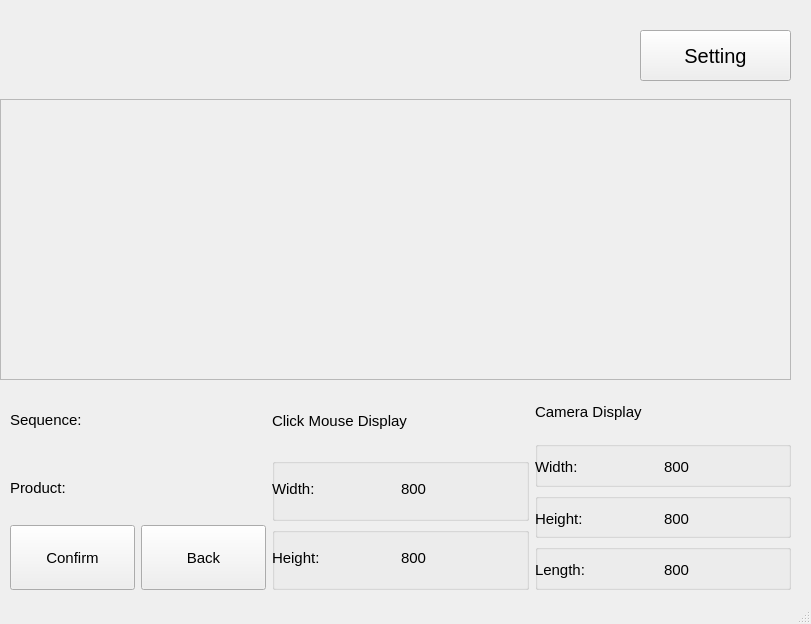
Above: Greyform/Python_Application/UI_Design/mainframe.ui from mokzhizhuan/GreyForm_UIs before the change. Below: the same form after it.
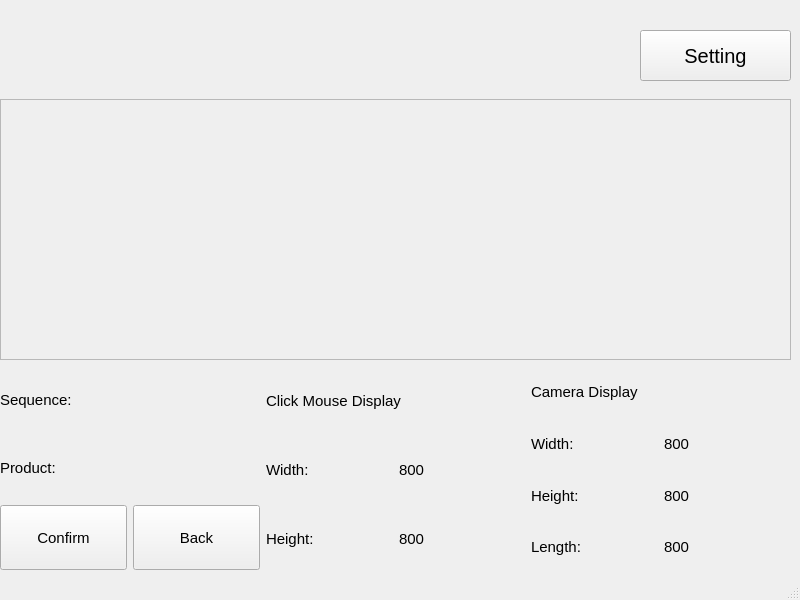
That is the form after the change. The open tabs and pages were chosen to show the change.

Commit message: fix on mainframe page 3 in windows

Diff of the .ui file:
```diff
--- a/Greyform/Python_Application/UI_Design/mainframe.ui
+++ b/Greyform/Python_Application/UI_Design/mainframe.ui
@@ -6,8 +6,8 @@
    <rect>
     <x>0</x>
     <y>0</y>
-    <width>811</width>
-    <height>624</height>
+    <width>800</width>
+    <height>600</height>
    </rect>
   </property>
   <property name="windowTitle">
@@ -60,7 +60,7 @@
         <x>0</x>
         <y>79</y>
         <width>800</width>
-        <height>531</height>
+        <height>481</height>
        </rect>
       </property>
       <property name="sizePolicy">
@@ -417,7 +417,7 @@
           <x>0</x>
           <y>10</y>
           <width>791</width>
-          <height>281</height>
+          <height>261</height>
          </rect>
         </property>
         <layout class="QVBoxLayout" name="verticalLayout" stretch="0">
@@ -442,9 +442,9 @@
        <widget class="QWidget" name="horizontalLayoutWidgetpage4">
         <property name="geometry">
          <rect>
-          <x>10</x>
-          <y>300</y>
-          <width>781</width>
+          <x>0</x>
+          <y>280</y>
+          <width>791</width>
           <height>201</height>
          </rect>
         </property>
@@ -527,20 +527,7 @@
             </widget>
            </item>
            <item>
-            <widget class="QGroupBox" name="Xgroupbox">
-             <property name="title">
-              <string/>
-             </property>
-             <widget class="QWidget" name="horizontalLayoutWidget_9">
-              <property name="geometry">
-               <rect>
-                <x>0</x>
-                <y>0</y>
-                <width>251</width>
-                <height>61</height>
-               </rect>
-              </property>
-              <layout class="QHBoxLayout" name="horizontalLayout_13" stretch="1,1">
+            <layout class="QHBoxLayout" name="horizontalLayout_13" stretch="0,0">
                <item>
                 <widget class="QLabel" name="titleXlabel">
                  <property name="text">
@@ -556,30 +543,9 @@
                 </widget>
                </item>
               </layout>
-             </widget>
-            </widget>
            </item>
            <item>
-            <widget class="QGroupBox" name="Ygroupbox">
-             <property name="sizePolicy">
-              <sizepolicy hsizetype="Preferred" vsizetype="Minimum">
-               <horstretch>0</horstretch>
-               <verstretch>0</verstretch>
-              </sizepolicy>
-             </property>
-             <property name="title">
-              <string/>
-             </property>
-             <widget class="QWidget" name="horizontalLayoutWidget_10">
-              <property name="geometry">
-               <rect>
-                <x>0</x>
-                <y>0</y>
-                <width>251</width>
-                <height>61</height>
-               </rect>
-              </property>
-              <layout class="QHBoxLayout" name="horizontalLayout_14" stretch="1,1">
+            <layout class="QHBoxLayout" name="horizontalLayout_14" stretch="0,0">
                <item>
                 <widget class="QLabel" name="titleYlabel">
                  <property name="text">
@@ -595,8 +561,6 @@
                 </widget>
                </item>
               </layout>
-             </widget>
-            </widget>
            </item>
           </layout>
          </item>
@@ -610,20 +574,7 @@
             </widget>
            </item>
            <item>
-            <widget class="QGroupBox" name="Xgroupbox_2">
-             <property name="title">
-              <string/>
-             </property>
-             <widget class="QWidget" name="horizontalLayoutWidget_4">
-              <property name="geometry">
-               <rect>
-                <x>0</x>
-                <y>0</y>
-                <width>251</width>
-                <height>51</height>
-               </rect>
-              </property>
-              <layout class="QHBoxLayout" name="horizontalLayout_5" stretch="1,1">
+            <layout class="QHBoxLayout" name="horizontalLayout_5" stretch="0,0">
                <item>
                 <widget class="QLabel" name="titleXlabel_2">
                  <property name="text">
@@ -645,30 +596,9 @@
                 </widget>
                </item>
               </layout>
-             </widget>
-            </widget>
            </item>
            <item>
-            <widget class="QGroupBox" name="Ygroupbox_2">
-             <property name="sizePolicy">
-              <sizepolicy hsizetype="Preferred" vsizetype="Minimum">
-               <horstretch>0</horstretch>
-               <verstretch>0</verstretch>
-              </sizepolicy>
-             </property>
-             <property name="title">
-              <string/>
-             </property>
-             <widget class="QWidget" name="horizontalLayoutWidget_7">
-              <property name="geometry">
-               <rect>
-                <x>0</x>
-                <y>0</y>
-                <width>251</width>
-                <height>51</height>
-               </rect>
-              </property>
-              <layout class="QHBoxLayout" name="horizontalLayout_6" stretch="1,1">
+            <layout class="QHBoxLayout" name="horizontalLayout_6" stretch="0,0">
                <item>
                 <widget class="QLabel" name="titleYlabel_2">
                  <property name="text">
@@ -690,30 +620,9 @@
                 </widget>
                </item>
               </layout>
-             </widget>
-            </widget>
            </item>
            <item>
-            <widget class="QGroupBox" name="Zgroupbox">
-             <property name="sizePolicy">
-              <sizepolicy hsizetype="Preferred" vsizetype="Minimum">
-               <horstretch>0</horstretch>
-               <verstretch>0</verstretch>
-              </sizepolicy>
-             </property>
-             <property name="title">
-              <string/>
-             </property>
-             <widget class="QWidget" name="horizontalLayoutWidget_8">
-              <property name="geometry">
-               <rect>
-                <x>0</x>
-                <y>0</y>
-                <width>251</width>
-                <height>51</height>
-               </rect>
-              </property>
-              <layout class="QHBoxLayout" name="horizontalLayout_7" stretch="1,1">
+            <layout class="QHBoxLayout" name="horizontalLayout_7" stretch="0,0">
                <item>
                 <widget class="QLabel" name="titleZlabel">
                  <property name="text">
@@ -735,8 +644,6 @@
                 </widget>
                </item>
               </layout>
-             </widget>
-            </widget>
            </item>
           </layout>
          </item>
```
Left out of the diff: 12 changed lines with no effect on the pictures. Lines whose indentation alone changed are shown as unchanged. The commit also changes 2 other files.
